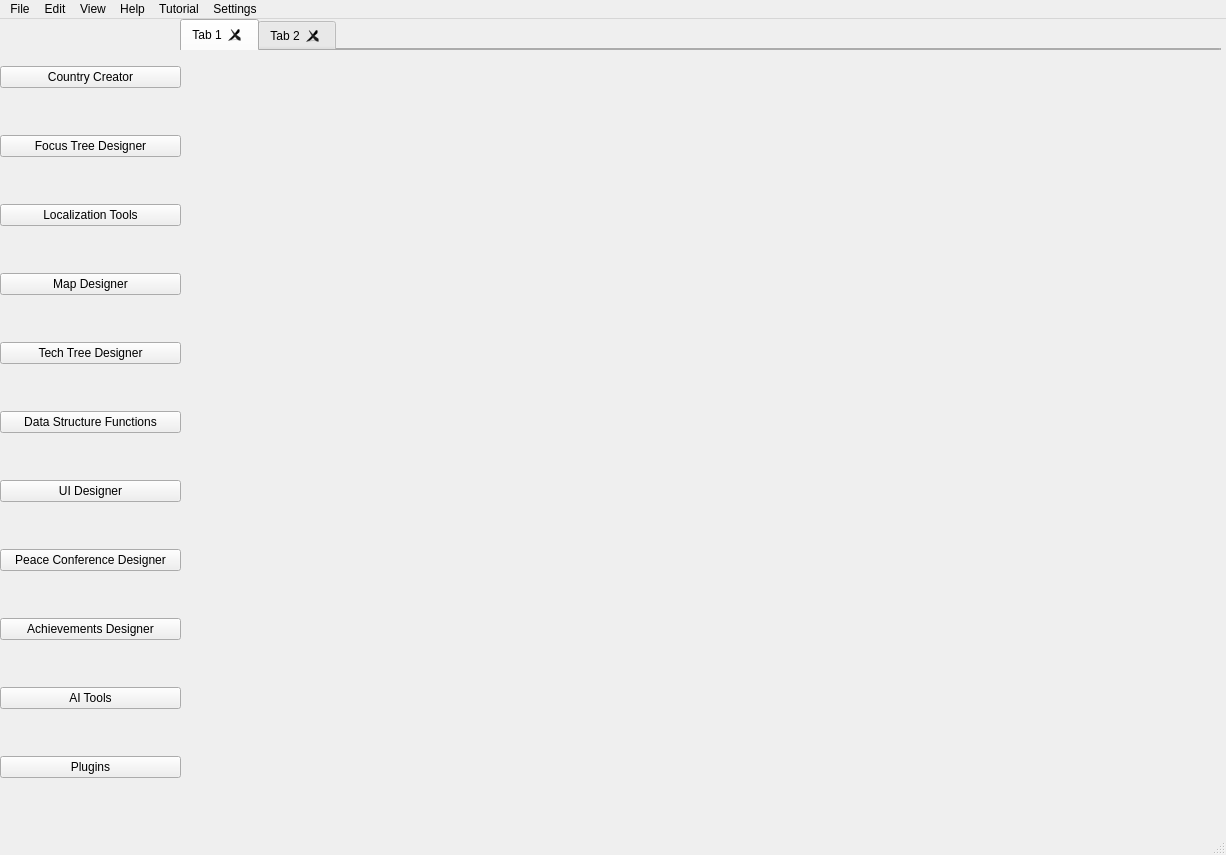
Before: the Qt Designer form Hearts Of Iron 4 Arsenal.ui in Team-Black-Requiem/hoi4-vanguard, drawn with Qt 5.
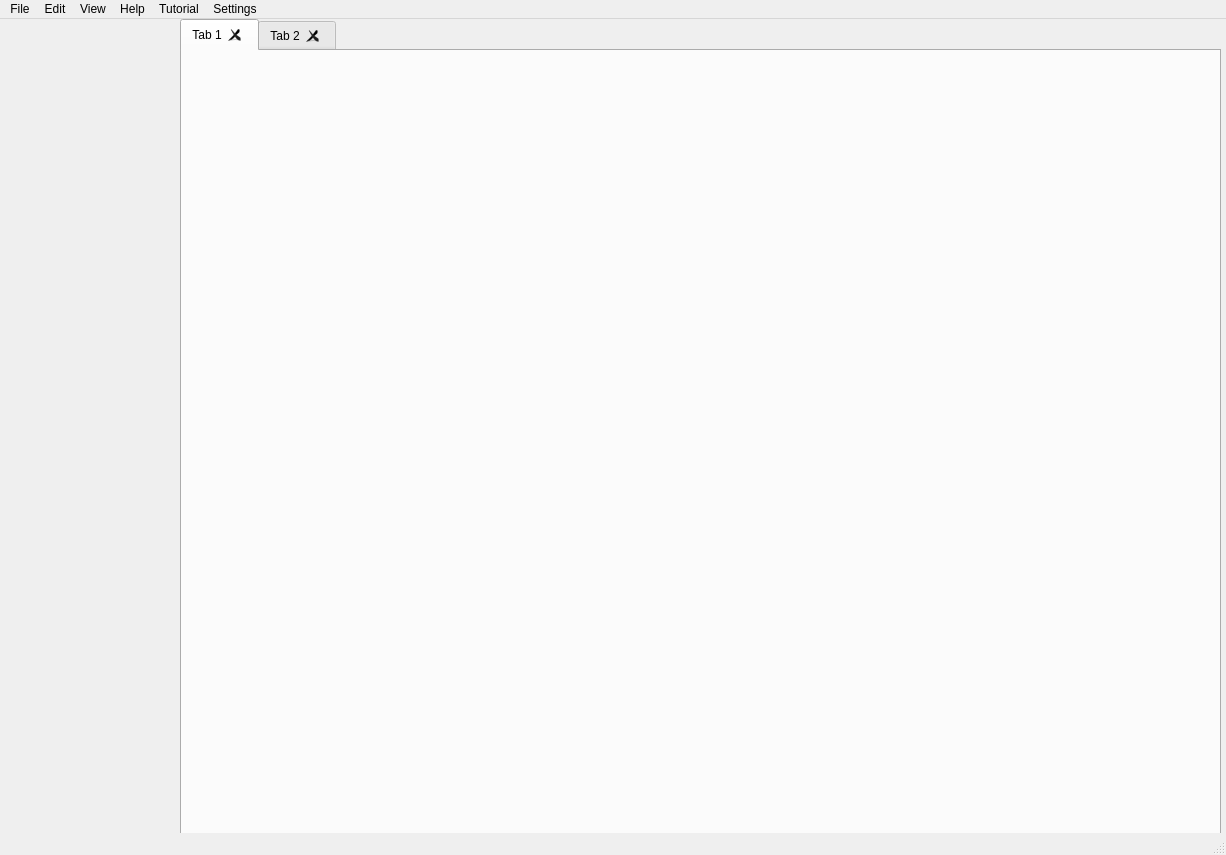
After: the same form once the commit is applied. The open tabs and pages were chosen to show the change.

Commit message: Focus Tree tool's base functionality V1

```diff
--- a/Hearts Of Iron 4 Arsenal.ui
+++ b/Hearts Of Iron 4 Arsenal.ui
@@ -32,7 +32,7 @@
       <x>180</x>
       <y>0</y>
       <width>1041</width>
-      <height>31</height>
+      <height>831</height>
      </rect>
     </property>
     <property name="mouseTracking">
@@ -80,107 +80,6 @@
      <property name="spacing">
       <number>0</number>
      </property>
-     <item>
-      <widget class="QPushButton" name="CountryCreatorButton">
-       <property name="text">
-        <string>Country Creator</string>
-       </property>
-      </widget>
-     </item>
-     <item>
-      <widget class="QPushButton" name="FocusTreeDesignerButton_2">
-       <property name="mouseTracking">
-        <bool>false</bool>
-       </property>
-       <property name="text">
-        <string>Focus Tree Designer</string>
-       </property>
-       <property name="checkable">
-        <bool>false</bool>
-       </property>
-      </widget>
-     </item>
-     <item>
-      <widget class="QPushButton" name="LocalizationButton">
-       <property name="text">
-        <string>Localization Tools</string>
-       </property>
-      </widget>
-     </item>
-     <item>
-      <widget class="QPushButton" name="MapDesignerButton">
-       <property name="text">
-        <string>Map Designer</string>
-       </property>
-      </widget>
-     </item>
-     <item>
-      <widget class="QPushButton" name="TechTreeDesignerButton">
-       <property name="text">
-        <string>Tech Tree Designer</string>
-       </property>
-      </widget>
-     </item>
-     <item>
-      <widget class="QPushButton" name="DataStructureFunctionsButton">
-       <property name="text">
-        <string>Data Structure Functions</string>
-       </property>
-      </widget>
-     </item>
-     <item>
-      <widget class="QPushButton" name="UIDesignerButton">
-       <property name="text">
-        <string>UI Designer</string>
-       </property>
-      </widget>
-     </item>
-     <item>
-      <widget class="QPushButton" name="PeaceConferenceDesignerButton">
-       <property name="text">
-        <string>Peace Conference Designer</string>
-       </property>
-      </widget>
-     </item>
-     <item>
-      <widget class="QPushButton" name="AchievementDesignerButton">
-       <property name="text">
-        <string>Achievements Designer</string>
-       </property>
-      </widget>
-     </item>
-     <item>
-      <widget class="QPushButton" name="AIButton">
-       <property name="text">
-        <string>AI Tools</string>
-       </property>
-      </widget>
-     </item>
-     <item>
-      <widget class="QPushButton" name="PluginsButton">
-       <property name="text">
-        <string>Plugins</string>
-       </property>
-      </widget>
-     </item>
-    </layout>
-   </widget>
-   <widget class="QWidget" name="horizontalLayoutWidget">
-    <property name="geometry">
-     <rect>
-      <x>180</x>
-      <y>30</y>
-      <width>1041</width>
-      <height>781</height>
-     </rect>
-    </property>
-    <layout class="QHBoxLayout" name="horizontalLayout">
-     <item>
-      <widget class="QStackedWidget" name="Viewport">
-       <widget class="QWidget" name="page"/>
-       <widget class="QWidget" name="page_2"/>
-      </widget>
-     </item>
     </layout>
    </widget>
   </widget>
```
Left out of the diff: 13 changed lines with no effect on the pictures. The commit also changes 4 other files.
